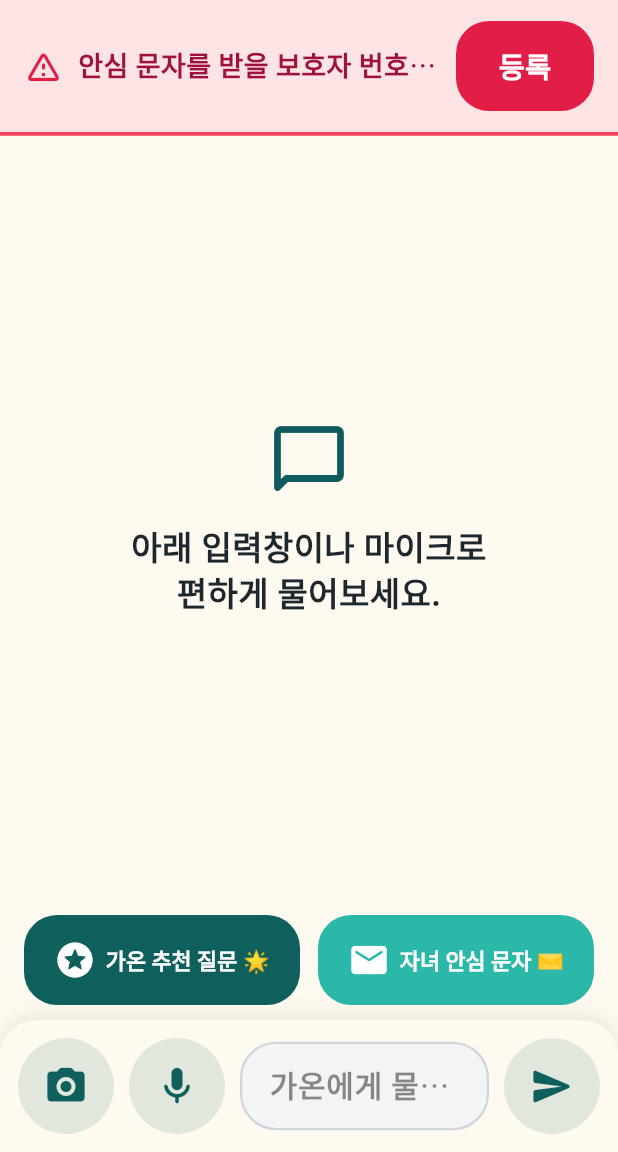
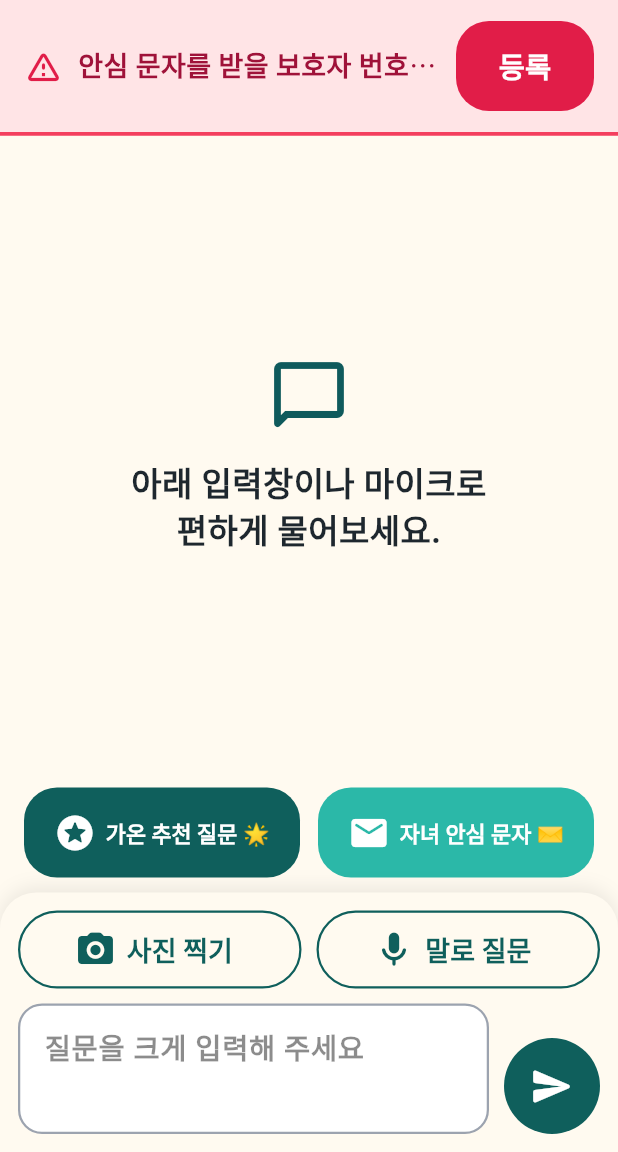
Before and after one commit to teech28ysold/gaon, a Flutter app: the screen it shows after launch, after a tap on "말로 물어보기", after a tap on "직접 질문하기", on a phone screen of 412 x 824 dp, the part 84-1236 px from its top. Run offline on Flutter 3.47's test engine with Material 3 defaults, Android fonts, the phone set to English and light mode, and no system bars; our stand-ins replace flutter_animate, flutter_local_notifications, flutter_tts, geolocator, image_picker, shared_preferences and 2 more; network calls fail; Roboto replaces fonts that are missing (NanumGothic).

Commit message:
fix: improve senior input and voice layouts

```diff
--- a/frontend/lib/main.dart
+++ b/frontend/lib/main.dart
@@ -1732,95 +1732,109 @@ class _ChatScreenState extends State<ChatScreen> {
         ],
       ),
       child: SafeArea(
-        child: Row(
-          children: [
-            // 1. 카메라 버튼
-            _buildCircularIconButton(
-              icon: Icons.camera_alt_rounded,
+        child: Column(
+          mainAxisSize: MainAxisSize.min,
+          children: [
+            Row(
+              children: [
+                Expanded(
+                  child: OutlinedButton.icon(
+                    icon: const Icon(Icons.camera_alt_rounded, size: 28),
+                    label: const Text("사진 찍기"),
+                    style: OutlinedButton.styleFrom(
+                      foregroundColor: GaonColors.deepTeal,
+                      minimumSize: const Size.fromHeight(52),
+                      textStyle: const TextStyle(
+                        fontSize: 18,
+                        fontWeight: FontWeight.bold,
+                      ),
+                      side: const BorderSide(
                         color: GaonColors.deepTeal,
-              tooltip: "카메라 찍기",
+                        width: 1.5,
+                      ),
+                    ),
                     onPressed: _pickAndSendImage,
                   ),
+                ),
                 const SizedBox(width: 10),
-
-            // 2. 마이크 버튼
-            _buildCircularIconButton(
-              icon: Icons.mic_rounded,
+                Expanded(
+                  child: OutlinedButton.icon(
+                    icon: const Icon(Icons.mic_rounded, size: 28),
+                    label: const Text("말로 질문"),
+                    style: OutlinedButton.styleFrom(
+                      foregroundColor: GaonColors.deepTeal,
+                      minimumSize: const Size.fromHeight(52),
+                      textStyle: const TextStyle(
+                        fontSize: 18,
+                        fontWeight: FontWeight.bold,
+                      ),
+                      side: const BorderSide(
                         color: GaonColors.deepTeal,
-              tooltip: "목소리로 말하기",
+                        width: 1.5,
+                      ),
+                    ),
                     onPressed: _showVoiceDialog,
                   ),
-            const SizedBox(width: 10),
-
-            // 3. 텍스트 입력창
+                ),
+              ],
+            ),
+            const SizedBox(height: 10),
+            Row(
+              crossAxisAlignment: CrossAxisAlignment.end,
+              children: [
                 Expanded(
                   child: Container(
                     decoration: BoxDecoration(
-                  color: const Color(0xFFF3F4F6),
-                  borderRadius: BorderRadius.circular(24),
+                      color: Colors.white,
+                      borderRadius: BorderRadius.circular(16),
                       border: Border.all(
-                    color: const Color(0xFFD1D5DB),
+                        color: const Color(0xFF9CA3AF),
                         width: 1.5,
                       ),
                     ),
                     child: TextField(
                       controller: _textController,
+                      minLines: 2,
+                      maxLines: 4,
+                      keyboardType: TextInputType.multiline,
+                      textInputAction: TextInputAction.newline,
                       style: const TextStyle(
-                    fontSize: 20,
-                    fontWeight: FontWeight.bold,
+                        fontSize: 21,
+                        fontWeight: FontWeight.bold,
+                        height: 1.35,
                       ),
                       decoration: const InputDecoration(
-                    hintText: "가온에게 물어보세요...",
-                    hintStyle: TextStyle(fontSize: 20, color: Colors.black45),
+                        hintText: "질문을 크게 입력해 주세요",
+                        hintStyle: TextStyle(
+                          fontSize: 19,
+                          color: Colors.black45,
+                        ),
                         contentPadding: EdgeInsets.symmetric(
-                      horizontal: 18,
-                      vertical: 12,
+                          horizontal: 16,
+                          vertical: 14,
                         ),
                         border: InputBorder.none,
-                    isDense: true,
-                  ),
-                  onSubmitted: (_) => _sendMessage(),
+                      ),
                     ),
                   ),
                 ),
                 const SizedBox(width: 10),
-
-            // 4. 전송 버튼
-            _buildCircularIconButton(
-              icon: Icons.send_rounded,
-              color: GaonColors.deepTeal,
+                SizedBox(
+                  width: 64,
+                  height: 64,
+                  child: IconButton.filled(
+                    icon: const Icon(Icons.send_rounded, size: 30),
+                    color: Colors.white,
+                    style: IconButton.styleFrom(
+                      backgroundColor: GaonColors.deepTeal,
+                    ),
                     tooltip: "보내기",
                     onPressed: () => _sendMessage(),
                   ),
-          ],
-        ),
-      ),
-    );
-  }
-
-  // 공용 동그란 아이콘 버튼 헬퍼
-  Widget _buildCircularIconButton({
-    required IconData icon,
-    required Color color,
-    required String tooltip,
-    required VoidCallback onPressed,
-  }) {
-    return Material(
-      color: Colors.transparent,
-      child: Tooltip(
-        message: tooltip,
-        textStyle: const TextStyle(fontSize: 16, color: Colors.white),
-        child: InkWell(
-          onTap: onPressed,
-          customBorder: const CircleBorder(),
-          child: Ink(
-            padding: const EdgeInsets.all(17),
-            decoration: BoxDecoration(
-              color: color.withAlpha(31),
-              shape: BoxShape.circle,
-            ),
-            child: Icon(icon, color: color, size: 30),
-          ),
+                ),
+              ],
+            ),
+          ],
         ),
       ),
     );
@@ -2436,9 +2450,12 @@ class _ChatScreenState extends State<ChatScreen> {
               });
             }
 
-            return Padding(
+            return SafeArea(
+              child: FractionallySizedBox(
+                heightFactor: 0.92,
+                child: Padding(
                   padding: EdgeInsets.only(
-                bottom: MediaQuery.of(context).viewInsets.bottom, // 키보드 대응 여백
+                    bottom: MediaQuery.of(context).viewInsets.bottom,
                   ),
                   child: SingleChildScrollView(
                     child: Container(
@@ -2535,7 +2552,9 @@ class _ChatScreenState extends State<ChatScreen> {
                             decoration: BoxDecoration(
                               color: const Color(0xFFF3F4F6),
                               borderRadius: BorderRadius.circular(12),
-                          border: Border.all(color: const Color(0xFFE5E7EB)),
+                              border: Border.all(
+                                color: const Color(0xFFE5E7EB),
+                              ),
                             ),
                             child: SingleChildScrollView(
                               child: Text(
@@ -2644,7 +2663,10 @@ class _ChatScreenState extends State<ChatScreen> {
 
                           const Text(
                             "💡 자주 하시는 질문을 바로 선택하셔도 좋습니다:",
-                        style: TextStyle(fontSize: 16, color: Colors.black54),
+                            style: TextStyle(
+                              fontSize: 16,
+                              color: Colors.black54,
+                            ),
                           ),
                           const SizedBox(height: 10),
                           Wrap(
@@ -2703,6 +2725,8 @@ class _ChatScreenState extends State<ChatScreen> {
                             ],
                           ),
                         ],
+                      ),
+                    ),
                   ),
                 ),
               ),
--- a/frontend/lib/widgets/senior_category_card.dart
+++ b/frontend/lib/widgets/senior_category_card.dart
@@ -50,7 +50,15 @@ class SeniorCategoryCard extends StatelessWidget {
                       child: Column(
                         crossAxisAlignment: CrossAxisAlignment.start,
                         children: [
-                          Text(title, style: GaonTextStyles.title),
+                          FittedBox(
+                            fit: BoxFit.scaleDown,
+                            alignment: Alignment.centerLeft,
+                            child: Text(
+                              title,
+                              maxLines: 1,
+                              style: GaonTextStyles.title,
+                            ),
+                          ),
                           if (subtitle != null) ...[
                             const SizedBox(height: 6),
                             Text(
```
Lines whose indentation alone changed are shown as unchanged.
